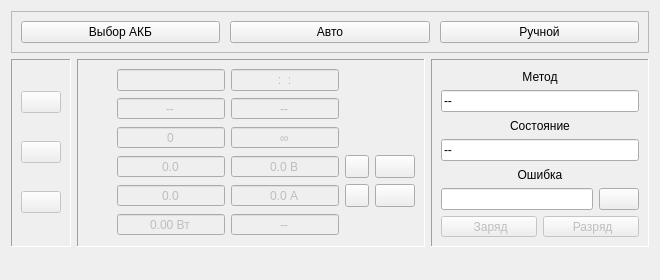
Old version of the form zrm/zrmmaindisplay.ui in the repository dostapazov/powermon_v4.
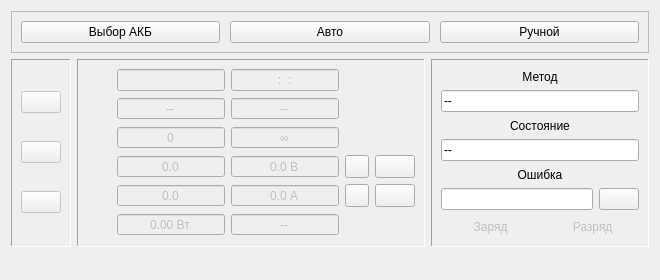
New version of the form. Icons and pictures are not drawn.

```diff
--- a/zrm/zrmmaindisplay.ui
+++ b/zrm/zrmmaindisplay.ui
@@ -1086,6 +1086,9 @@
             <property name="toolButtonStyle">
              <enum>Qt::ToolButtonTextBesideIcon</enum>
             </property>
+            <property name="autoRaise">
+             <bool>true</bool>
+            </property>
            </widget>
           </item>
           <item>
@@ -1127,6 +1130,9 @@
             <property name="toolButtonStyle">
              <enum>Qt::ToolButtonTextBesideIcon</enum>
             </property>
+            <property name="autoRaise">
+             <bool>true</bool>
+            </property>
             <property name="arrowType">
              <enum>Qt::NoArrow</enum>
             </property>
```
Left out of the diff: 6 changed lines with no effect on the pictures.
